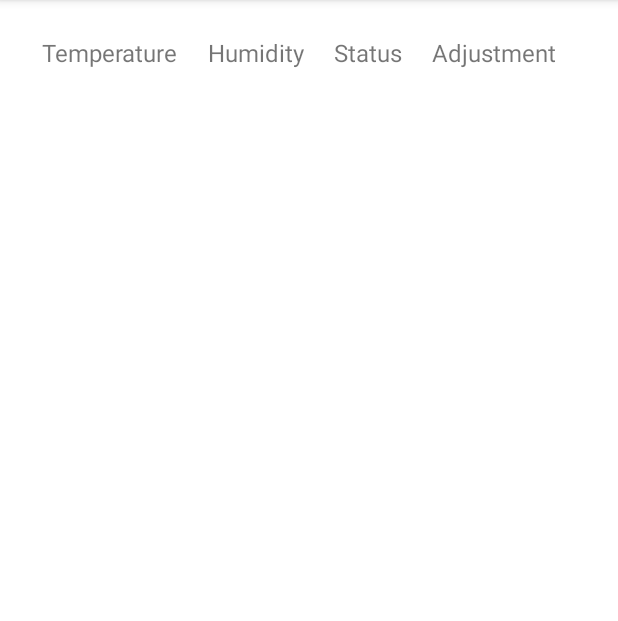
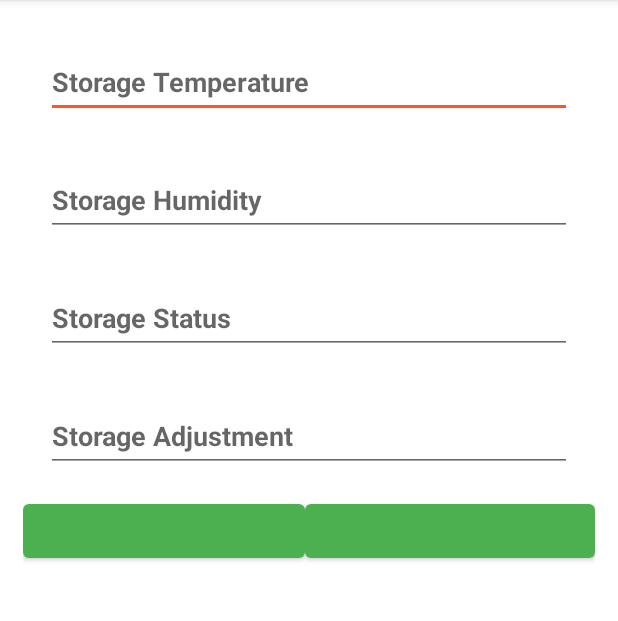
Before and after one commit to Giwithx/Kamatechs-App, an Android app: the fragment StorageFragment shown on its own in the app's theme, on a phone screen of 412 x 824 dp, the part 84-705 px from its top. Run offline under Robolectric (Android 15) with nearby library versions, the phone set to English and light mode, and no system bars; our stand-ins replace data binding.

Commit message:
Added CRUD Fragment

```diff
--- a/app/build.gradle
+++ b/app/build.gradle
@@ -32,6 +32,7 @@
     }
     kotlinOptions {
         jvmTarget = '1.8'
+        freeCompilerArgs = ['-Xjvm-default=all-compatibility']
     }
     buildFeatures {
         viewBinding = true
--- a/app/src/main/java/com/example/kamatechsmobileapplication/fragments/HomeFragment.kt
+++ b/app/src/main/java/com/example/kamatechsmobileapplication/fragments/HomeFragment.kt
@@ -28,6 +28,9 @@
         binding.btnUsers.setOnClickListener { view: View ->
             view.findNavController().navigate(R.id.action_homeFragment_to_userDetailsFragment)
         }
+        binding.btnStorage.setOnClickListener{view: View ->
+            view.findNavController().navigate(R.id.action_homeFragment_to_storageFragment)
+        }
         return binding.root
     }
 
--- a/app/src/main/res/layout/fragment_storage.xml
+++ b/app/src/main/res/layout/fragment_storage.xml
@@ -1,58 +1,107 @@
 <?xml version="1.0" encoding="utf-8"?>
-<FrameLayout xmlns:android="http://schemas.android.com/apk/res/android"
+<layout xmlns:android="http://schemas.android.com/apk/res/android"
     xmlns:app="http://schemas.android.com/apk/res-auto"
     xmlns:tools="http://schemas.android.com/tools"
-    android:layout_width="match_parent"
-    android:layout_height="match_parent"
-    tools:context=".fragments.StorageFragment">
+    tools:context="com.example.kamatechsmobileapplication.StorageFragment">
 
-    <androidx.constraintlayout.widget.ConstraintLayout
-        android:id="@+id/StorageConstraint"
+    <data>
+        <variable
+            name="myViewModel"
+            type="com.example.kamatechsmobileapplication.storage.StorageViewModel" />
+    </data>
+
+    <LinearLayout
         android:layout_width="match_parent"
-        android:layout_height="match_parent">
+        android:layout_height="match_parent"
+        android:layout_margin="15dp"
+        android:orientation="vertical">
 
-        <TextView
+        <EditText
             android:id="@+id/txtTemp"
+            android:layout_width="match_parent"
+            android:layout_height="wrap_content"
+            android:layout_margin="15dp"
+
+            android:ems="10"
+            android:text="@={myViewModel.inputTemp}"
+            android:hint="Storage Temperature"
+            android:inputType="number"
+            android:minHeight="48dp"
+            android:textStyle="bold" />
+
+        <EditText
+            android:id="@+id/txtHumid"
+            android:layout_width="match_parent"
+            android:layout_height="wrap_content"
+            android:layout_margin="15dp"
+
+            android:ems="10"
+            android:text="@={myViewModel.inputHumid}"
+            android:hint="Storage Humidity"
+            android:inputType="number"
+            android:minHeight="48dp"
+            android:textStyle="bold" />
+
+        <EditText
+            android:id="@+id/txtStat"
+            android:layout_width="match_parent"
+            android:layout_height="wrap_content"
+            android:layout_margin="15dp"
+
+            android:ems="10"
+            android:text="@={myViewModel.inputStat}"
+            android:hint="Storage Status"
+            android:inputType="text"
+            android:minHeight="48dp"
+            android:textStyle="bold" />
+
+        <EditText
+            android:id="@+id/txtAdj"
+            android:layout_width="match_parent"
+            android:layout_height="wrap_content"
+            android:layout_margin="15dp"
+
+            android:ems="10"
+            android:text="@={myViewModel.inputAdj}"
+            android:hint="Storage Adjustment"
+            android:inputType="number"
+            android:minHeight="48dp"
+            android:textStyle="bold" />
+
+        <LinearLayout
             android:layout_width="wrap_content"
             android:layout_height="wrap_content"
-            android:layout_marginStart="28dp"
-            android:layout_marginTop="24dp"
-            android:text="Temperature"
-            android:textSize="16sp"
-            app:layout_constraintStart_toStartOf="parent"
-            app:layout_constraintTop_toTopOf="parent" />
+            android:orientation="horizontal">
 
-        <TextView
-            android:id="@+id/txtHumid"
-            android:layout_width="wrap_content"
+            <Button
+                android:id="@+id/btnsaveupdate"
+                android:layout_width="188dp"
+                android:layout_height="wrap_content"
+                android:onClick="@{()->myViewModel.saveupdate()}"
+                android:text="@={myViewModel.btnsaveupdateText}"
+                android:textSize="18sp"
+                android:textStyle="bold"
+                tools:ignore="SpeakableTextPresentCheck" />
+
+            <Button
+                android:id="@+id/btndeleteall"
+                android:layout_width="303dp"
+                android:layout_height="wrap_content"
+                android:layout_weight="1"
+                android:onClick="@{()->myViewModel.deleteall()}"
+                android:text="@={myViewModel.btndeleteText}"
+                android:textSize="18sp"
+                android:textStyle="bold"
+                tools:ignore="SpeakableTextPresentCheck" />
+
+
+
+        </LinearLayout>
+        <androidx.recyclerview.widget.RecyclerView
+            android:layout_width="match_parent"
             android:layout_height="wrap_content"
-            android:layout_marginStart="20dp"
-            android:layout_marginTop="24dp"
-            android:text="Humidity"
-            android:textSize="16sp"
-            app:layout_constraintStart_toEndOf="@+id/txtTemp"
-            app:layout_constraintTop_toTopOf="parent" />
+            android:id="@+id/storage_recyclerView"
+            android:layout_margin="5dp"/>
+    </LinearLayout>
 
-        <TextView
-            android:id="@+id/txtStat"
-            android:layout_width="wrap_content"
-            android:layout_height="wrap_content"
-            android:layout_marginStart="20dp"
-            android:layout_marginTop="24dp"
-            android:text="Status"
-            android:textSize="16sp"
-            app:layout_constraintStart_toEndOf="@+id/txtHumid"
-            app:layout_constraintTop_toTopOf="parent" />
-
-        <TextView
-            android:id="@+id/txtAdjust"
-            android:layout_width="wrap_content"
-            android:layout_height="wrap_content"
-            android:layout_marginStart="20dp"
-            android:layout_marginTop="24dp"
-            android:text="Adjustment"
-            android:textSize="16sp"
-            app:layout_constraintStart_toEndOf="@+id/txtStat"
-            app:layout_constraintTop_toTopOf="parent" />
-    </androidx.constraintlayout.widget.ConstraintLayout>
-</FrameLayout>
+</layout>
--- a/app/src/main/res/navigation/navigation.xml
+++ b/app/src/main/res/navigation/navigation.xml
@@ -36,6 +36,9 @@
         <action
             android:id="@+id/action_homeFragment_to_weatherActivity"
             app:destination="@id/weatherActivity" />
+        <action
+            android:id="@+id/action_homeFragment_to_storageFragment"
+            app:destination="@id/storageFragment" />
     </fragment>
     <fragment
         android:id="@+id/userDetailsFragment"
@@ -61,4 +64,8 @@
         android:name="com.example.kamatechsmobileapplication.fragments.FAQFragment"
         android:label="fragment_f_a_q"
         tools:layout="@layout/fragment_f_a_q" />
+    <fragment
+        android:id="@+id/storageFragment"
+        android:name="com.example.kamatechsmobileapplication.storage.StorageFragment"
+        android:label="StorageFragment" />
 </navigation>
```
